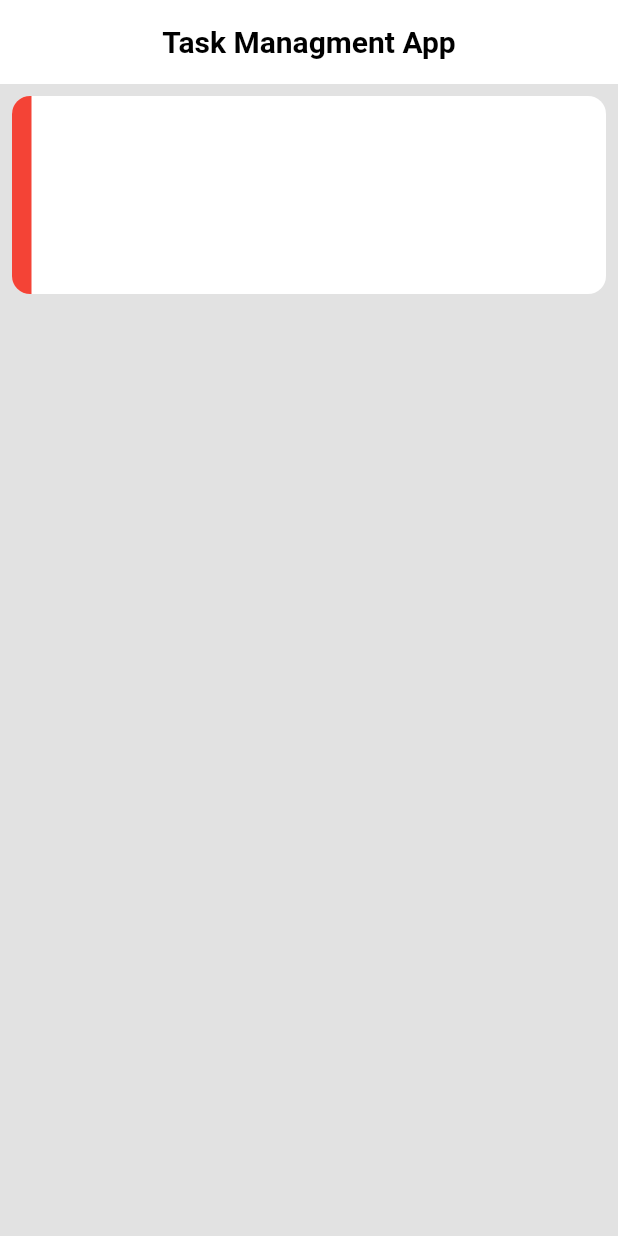
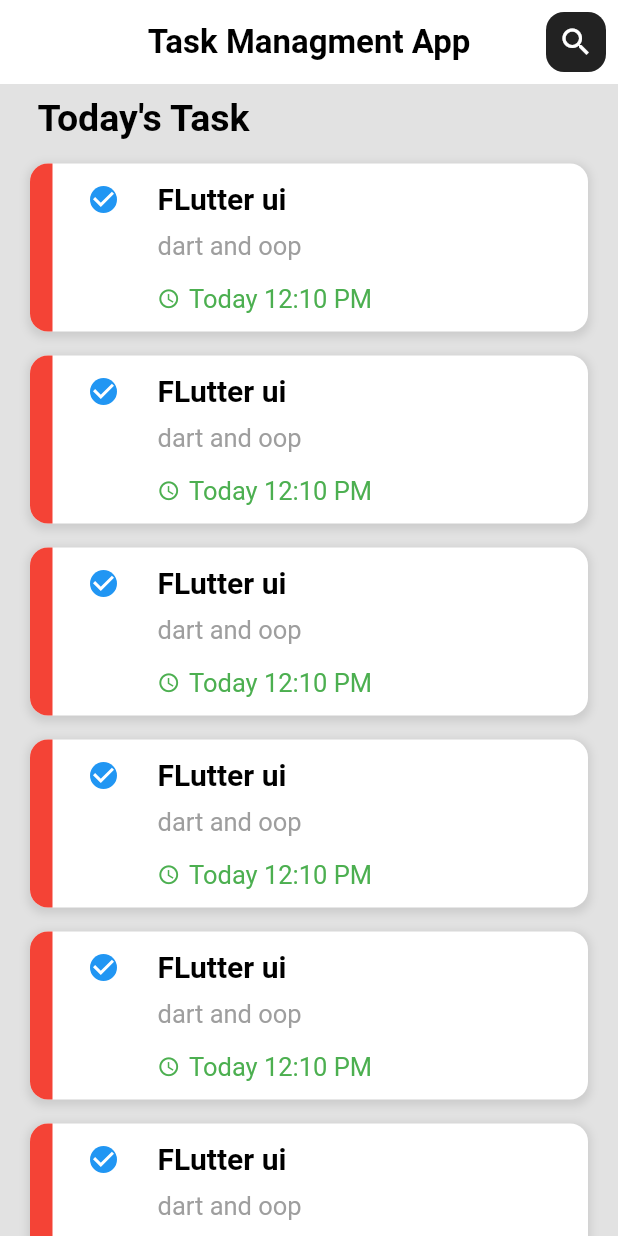
Before and after one commit to islamashraf2003/Task-Managment-App, a Flutter app: the screen it shows after launch, on a phone screen of 412 x 824 dp. Run offline on Flutter 3.47's test engine with Material 2 defaults, Android fonts, the phone set to English and light mode, and no system bars.

Commit message:
FINISH ui task

```diff
--- a/lib/Views/home_page.dart
+++ b/lib/Views/home_page.dart
@@ -1,5 +1,32 @@
 import 'package:flutter/material.dart';
 
+import '../Widgets/custom_search_appBar.dart';
+import '../Widgets/custom_text.dart';
+import '../Widgets/custom_appBar.dart';
+
+//TODO : add elevation button
+/*
+  ElevatedButton(
+            style: ElevatedButton.styleFrom(
+              elevation: 0.0,
+              backgroundColor: const Color(0xFFD5E8FA),
+              foregroundColor: Colors.blue.shade800,
+              shape: RoundedRectangleBorder(
+                borderRadius: BorderRadius.circular(8.0),
+              ),
+            ),
+            onPressed: () {
+              //ToDO : NOT ended ....
+              //ToDO : if i clic here  add a new task .
+            },
+            child: Text(
+              '+ New Task',
+              style: TextStyle(
+                fontSize: 16,
+              ),
+            ),
+          ),
+*/
 class HomePage extends StatelessWidget {
   static String id = 'HomePage';
   const HomePage({super.key});
@@ -17,36 +44,28 @@ class HomePage extends StatelessWidget {
           style: TextStyle(
             color: Colors.black,
             fontWeight: FontWeight.bold,
+            fontSize: 22,
           ),
         ),
+        actions: [
+          CustomSearchAppBar(),
+        ],
       ),
-      body: Padding(
-        padding: const EdgeInsets.all(8.0),
-        child: Column(
-          children: [
-            Container(
-              width: double.infinity,
-              height: 132,
-              decoration: BoxDecoration(
-                color: Colors.white,
-                borderRadius: BorderRadius.circular(12),
-              ),
-              child: Row(
-                children: [
-                  Container(
-                    decoration: const BoxDecoration(
-                      color: Colors.red,
-                      borderRadius: BorderRadius.only(
-                          bottomLeft: Radius.circular(12),
-                          topLeft: Radius.circular(12)),
-                    ),
-                    width: 13,
-                  ),
-                ],
-              ),
-            ),
-          ],
-        ),
+      body: CustomScrollView(
+        slivers: [
+          SliverToBoxAdapter(
+            child: CustomAppBar(),
+          ),
+          SliverList(delegate: SliverChildBuilderDelegate(
+            (context, index) {
+              return CustomTask(
+                title: 'FLutter ui',
+                subTitle: 'dart and oop',
+                time: '12:10',
+              );
+            },
+          ))
+        ],
       ),
     );
   }
--- /dev/null
+++ b/lib/Widgets/custom_appBar.dart
@@ -0,0 +1,29 @@
+import 'package:flutter/material.dart';
+
+class CustomAppBar extends StatelessWidget {
+  const CustomAppBar({
+    super.key,
+  });
+
+  @override
+  Widget build(BuildContext context) {
+    return Padding(
+      padding: const EdgeInsets.symmetric(horizontal: 25.0, vertical: 8.0),
+      child: Row(
+        mainAxisAlignment: MainAxisAlignment.spaceBetween,
+        children: [
+          Text(
+            'Today\'s Task',
+            maxLines: 1,
+            overflow: TextOverflow.ellipsis,
+            style: TextStyle(
+              color: Colors.black,
+              fontWeight: FontWeight.bold,
+              fontSize: 25,
+            ),
+          ),
+        ],
+      ),
+    );
+  }
+}
--- /dev/null
+++ b/lib/Widgets/custom_search_appBar.dart
@@ -0,0 +1,27 @@
+import 'package:flutter/cupertino.dart';
+import 'package:flutter/material.dart';
+
+class CustomSearchAppBar extends StatelessWidget {
+  const CustomSearchAppBar({
+    super.key,
+  });
+
+  @override
+  Widget build(BuildContext context) {
+    return Padding(
+      padding: const EdgeInsets.all(8),
+      child: Container(
+        width: 40,
+        height: 40,
+        decoration: BoxDecoration(
+          borderRadius: BorderRadius.circular(12),
+          color: Colors.black87,
+        ),
+        child: IconButton(
+          onPressed: () {},
+          icon: Icon(Icons.search),
+        ),
+      ),
+    );
+  }
+}
--- /dev/null
+++ b/lib/Widgets/custom_text.dart
@@ -0,0 +1,111 @@
+import 'package:flutter/material.dart';
+
+class CustomTask extends StatelessWidget {
+  final String title, subTitle, time;
+  final bool isChecked; // Add a boolean value to manage the checkbox state
+
+  const CustomTask({
+    Key? key,
+    required this.title,
+    required this.subTitle,
+    required this.time,
+    this.isChecked = true, // Default to unchecked
+  }) : super(key: key);
+
+  @override
+  Widget build(BuildContext context) {
+    return Container(
+      margin: const EdgeInsets.symmetric(horizontal: 20.0, vertical: 8.0),
+      decoration: BoxDecoration(
+        color: Colors.white,
+        borderRadius: BorderRadius.circular(12),
+        boxShadow: [
+          BoxShadow(
+            color: Colors.grey.withOpacity(0.3),
+            spreadRadius: 2,
+            blurRadius: 4,
+            offset: Offset(0, 2),
+          ),
+        ],
+      ),
+      child: Row(
+        crossAxisAlignment: CrossAxisAlignment.start,
+        children: [
+          Expanded(
+            flex: 0,
+            child: Container(
+              width: 15,
+              height: 112,
+              decoration: BoxDecoration(
+                color: Colors.red,
+                borderRadius: BorderRadius.only(
+                  bottomLeft: Radius.circular(12),
+                  topLeft: Radius.circular(12),
+                ),
+              ),
+            ),
+          ),
+          const SizedBox(width: 10),
+          Checkbox(
+            activeColor: Colors.blue.shade500,
+            shape: CircleBorder(),
+            value: isChecked,
+            onChanged: (newValue) {
+              // Handle checkbox state changes here
+              // You can use a callback to update the state in the parent widget
+            },
+          ),
+          Expanded(
+            flex: 5,
+            child: Padding(
+              padding: const EdgeInsets.all(12.0),
+              child: Column(
+                crossAxisAlignment: CrossAxisAlignment.start,
+                children: [
+                  Text(
+                    '$title',
+                    maxLines: 1,
+                    overflow: TextOverflow.ellipsis,
+                    style: TextStyle(
+                      color: Colors.black,
+                      fontWeight: FontWeight.bold,
+                      fontSize: 20,
+                    ),
+                  ),
+                  const SizedBox(height: 10),
+                  Text(
+                    '$subTitle',
+                    style: TextStyle(
+                      color: Colors.grey,
+                      fontSize: 17,
+                    ),
+                    overflow: TextOverflow.ellipsis,
+                    maxLines: 2,
+                  ),
+                  const SizedBox(height: 15),
+                  Row(
+                    children: [
+                      Icon(
+                        Icons.access_time,
+                        color: Colors.green,
+                        size: 15,
+                      ),
+                      const SizedBox(width: 6),
+                      Text(
+                        'Today ${time} PM',
+                        style: TextStyle(
+                          color: Colors.green,
+                          fontSize: 17,
+                        ),
+                      ),
+                    ],
+                  ),
+                ],
+              ),
+            ),
+          ),
+        ],
+      ),
+    );
+  }
+}
```
